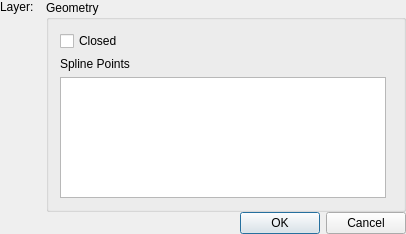
LibreCAD/LibreCAD, file librecad/src/ui/forms/lc_dlgsplinepoints.ui: the form before one commit.
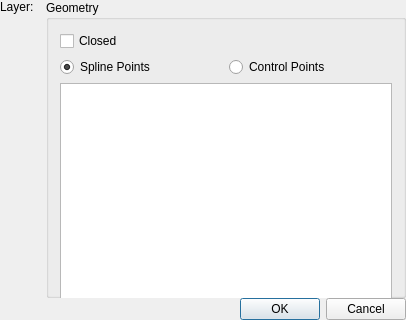
The form after the commit. Custom widgets are drawn as their Qt base class.

Commit message: spline points: control points in property editor

```diff
--- a/librecad/src/ui/forms/lc_dlgsplinepoints.ui
+++ b/librecad/src/ui/forms/lc_dlgsplinepoints.ui
@@ -7,7 +7,7 @@
     <x>0</x>
     <y>0</y>
     <width>406</width>
-    <height>234</height>
+    <height>320</height>
    </rect>
   </property>
   <property name="sizePolicy">
@@ -18,8 +18,8 @@
   </property>
   <property name="minimumSize">
    <size>
-    <width>300</width>
-    <height>190</height>
+    <width>400</width>
+    <height>320</height>
    </size>
   </property>
   <property name="windowTitle">
@@ -86,7 +86,7 @@
      <item>
       <widget class="QGroupBox" name="buttonGroup8">
        <property name="sizePolicy">
-        <sizepolicy hsizetype="Preferred" vsizetype="Preferred">
+        <sizepolicy hsizetype="MinimumExpanding" vsizetype="MinimumExpanding">
          <horstretch>1</horstretch>
          <verstretch>0</verstretch>
         </sizepolicy>
@@ -95,14 +95,54 @@
         <string>Geometry</string>
        </property>
        <layout class="QGridLayout">
-        <item row="2" column="0">
+        <item row="0" column="0" colspan="2">
+         <widget class="QCheckBox" name="cbClosed">
+          <property name="text">
+           <string>Closed</string>
+          </property>
+         </widget>
+        </item>
+        <item row="1" column="0" colspan="2">
+         <layout class="QHBoxLayout" name="horizontalLayout_2">
+          <item>
+           <widget class="QRadioButton" name="rbSplinePoints">
+            <property name="text">
+             <string>Spline Points</string>
+            </property>
+            <property name="checked">
+             <bool>true</bool>
+            </property>
+           </widget>
+          </item>
+          <item>
+           <widget class="QRadioButton" name="rbControlPoints">
+            <property name="text">
+             <string>Control Points</string>
+            </property>
+           </widget>
+          </item>
+         </layout>
+        </item>
+        <item row="2" column="0" colspan="2">
          <widget class="QTableView" name="tvPoints">
+          <property name="minimumSize">
+           <size>
+            <width>320</width>
+            <height>240</height>
+           </size>
+          </property>
           <property name="toolTip">
            <string>Points on Spline</string>
           </property>
           <property name="whatsThis">
            <string>Points on Spline</string>
           </property>
+          <property name="sizeAdjustPolicy">
+           <enum>QAbstractScrollArea::AdjustToContents</enum>
+          </property>
+          <property name="textElideMode">
+           <enum>Qt::ElideRight</enum>
+          </property>
           <attribute name="horizontalHeaderCascadingSectionResizes">
            <bool>false</bool>
           </attribute>
@@ -124,20 +164,6 @@
           </property>
          </spacer>
         </item>
-        <item row="0" column="0" colspan="2">
-         <widget class="QCheckBox" name="cbClosed">
-          <property name="text">
-           <string>Closed</string>
-          </property>
-         </widget>
-        </item>
-        <item row="1" column="0">
-         <widget class="QLabel" name="label">
-          <property name="text">
-           <string>Spline Points</string>
-          </property>
-         </widget>
-        </item>
        </layout>
       </widget>
      </item>
```
The commit also changes 2 other files.
